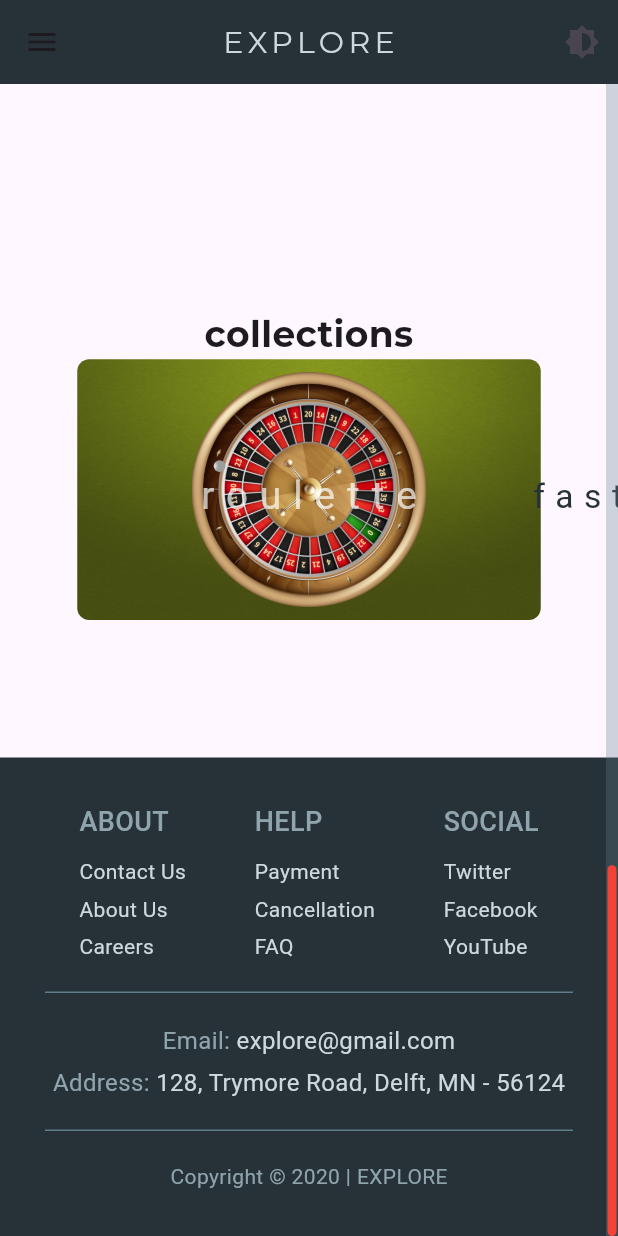
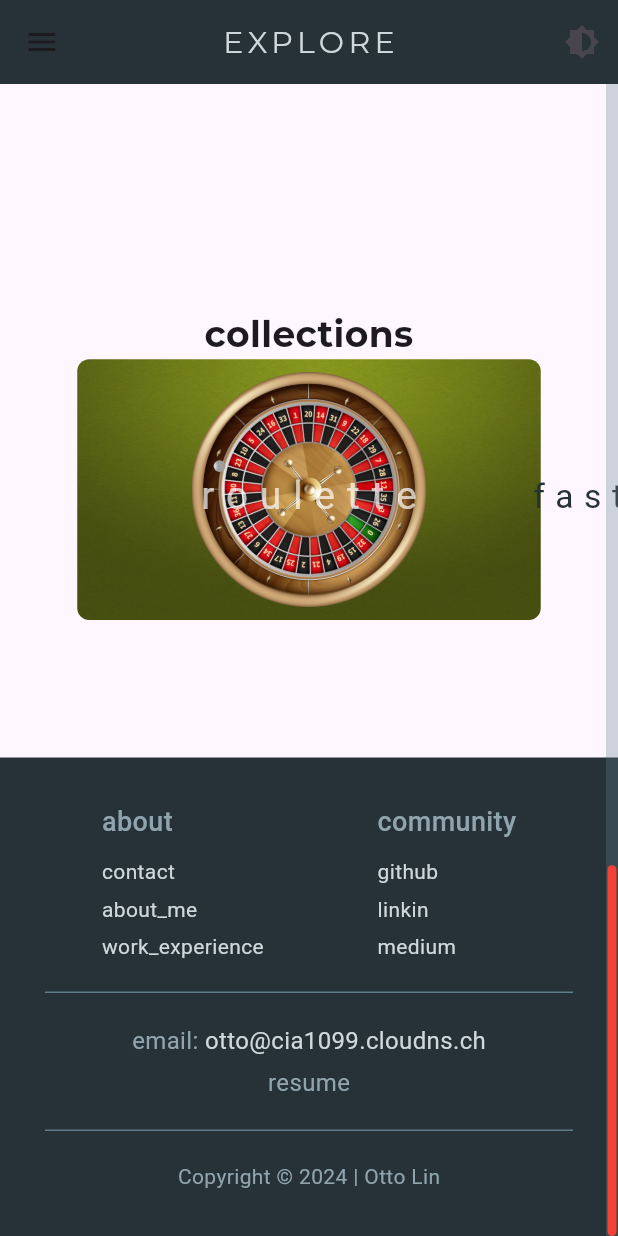
Before and after one commit to cia1099/cia1099.github.io, a Flutter app: the screen it shows after launch, scrolled down 833 dp, on a phone screen of 412 x 824 dp. Run offline on Flutter 3.47's test engine with Material 3 defaults, Android fonts, the phone set to English and light mode, and no system bars; drawn by our look-alikes of auto_size_text, carousel_slider; our stand-ins replace easy_dynamic_theme, easy_localization, google_fonts, url_strategy; missing offline and left inert: easy_localization_loader, slot_machine_roller; Roboto replaces fonts that are missing (Electrolize).

Commit message:
add my picture and located bottom bar texts

```diff
--- a/assets/langs/langs.yaml
+++ b/assets/langs/langs.yaml
@@ -13,6 +13,19 @@ en:
   fast_furious: Fast & Furious
   slot_machine: Slot Machine
   dice: Yahtzee
+  resume: Résumé
+  contact: Contact Me
+  work_experience: Work Experiences
+  about: About
+  community: Community
+  email: Email
+  login: Login
+  sign_up: Sign Up
+  linkin: Linkin
+  github: Github
+  medium: Medium
+
+
 
 zh:
   EXPLORE: 探索
@@ -29,3 +42,14 @@ zh:
   fast_furious: 速度与激情
   slot_machine: 吃角子老虎机
   dice: 一分快三
+  resume: 简历
+  contact: 联系我
+  work_experience: 工作经历
+  about: 关于
+  community: 社群
+  email: 电子邮箱
+  login: 登入
+  sign_up: 注册
+  linkin: 领英
+  github: Github
+  medium: Medium
--- a/fast_furious/lib/fast_furious.dart
+++ b/fast_furious/lib/fast_furious.dart
@@ -122,6 +122,12 @@ class _FastFuriousAnimationState extends State<FastFuriousAnimation>
     moveX[11] = Tween(
         begin: rect.right / 4 * (1 - widget.duration.inSeconds),
         end: rect.right / 4);
+  }
+
+  @override
+  void dispose() {
+    controller.dispose();
+    super.dispose();
   }
 }
 
--- a/lib/screens/home_page.dart
+++ b/lib/screens/home_page.dart
@@ -113,7 +113,11 @@ class _HomePageState extends State<HomePage> {
                           child: Column(
                             mainAxisAlignment: MainAxisAlignment.end,
                             children: [
-                              CircleAvatar(),
+                              CircleAvatar(
+                                backgroundImage:
+                                    AssetImage('assets/images/otto.jpeg'),
+                                radius: screenSize.width / 20,
+                              ),
                               Container(
                                 padding: EdgeInsets.symmetric(
                                     horizontal: screenSize.width / 15),
--- a/lib/widgets/bottom_bar.dart
+++ b/lib/widgets/bottom_bar.dart
@@ -21,22 +21,22 @@ class BottomBar extends StatelessWidget {
                   mainAxisAlignment: MainAxisAlignment.spaceAround,
                   children: [
                     BottomBarColumn(
-                      heading: 'ABOUT',
-                      s1: 'Contact Us',
-                      s2: 'About Us',
-                      s3: 'Careers',
+                      heading: 'about',
+                      s1: 'contact',
+                      s2: 'about_me',
+                      s3: 'work_experience',
                     ),
+                    // BottomBarColumn(
+                    //   heading: 'resume',
+                    //   s1: 'Payment',
+                    //   s2: 'Cancellation',
+                    //   s3: 'FAQ',
+                    // ),
                     BottomBarColumn(
-                      heading: 'HELP',
-                      s1: 'Payment',
-                      s2: 'Cancellation',
-                      s3: 'FAQ',
-                    ),
-                    BottomBarColumn(
-                      heading: 'SOCIAL',
-                      s1: 'Twitter',
-                      s2: 'Facebook',
-                      s3: 'YouTube',
+                      heading: 'community',
+                      s1: 'github',
+                      s2: 'linkin',
+                      s3: 'medium',
                     ),
                   ],
                 ),
@@ -47,13 +47,14 @@ class BottomBar extends StatelessWidget {
                 ),
                 SizedBox(height: 20),
                 InfoText(
-                  type: 'Email',
-                  text: 'explore@gmail.com',
+                  type: 'email',
+                  text: 'otto@cia1099.cloudns.ch',
                 ),
                 SizedBox(height: 5),
                 InfoText(
-                  type: 'Address',
-                  text: '128, Trymore Road, Delft, MN - 56124',
+                  type: 'resume',
+                  text: '', //'128, Trymore Road, Delft, MN - 56124',
+                  doubleDot: false,
                 ),
                 SizedBox(height: 20),
                 Container(
@@ -63,7 +64,7 @@ class BottomBar extends StatelessWidget {
                 ),
                 SizedBox(height: 20),
                 Text(
-                  'Copyright © 2020 | EXPLORE',
+                  'Copyright © 2024 | Otto Lin',
                   style: TextStyle(
                     color: Colors.blueGrey[300],
                     fontSize: 14,
@@ -78,22 +79,22 @@ class BottomBar extends StatelessWidget {
                   mainAxisAlignment: MainAxisAlignment.spaceAround,
                   children: [
                     BottomBarColumn(
-                      heading: 'ABOUT',
-                      s1: 'Contact Us',
-                      s2: 'About Us',
-                      s3: 'Careers',
+                      heading: 'about',
+                      s1: 'contact',
+                      s2: 'about_me',
+                      s3: 'work_experience',
                     ),
+                    // BottomBarColumn(
+                    //   heading: 'resume',
+                    //   // s1: 'Payment',
+                    //   // s2: 'Cancellation',
+                    //   // s3: 'FAQ',
+                    // ),
                     BottomBarColumn(
-                      heading: 'HELP',
-                      s1: 'Payment',
-                      s2: 'Cancellation',
-                      s3: 'FAQ',
-                    ),
-                    BottomBarColumn(
-                      heading: 'SOCIAL',
-                      s1: 'Twitter',
-                      s2: 'Facebook',
-                      s3: 'YouTube',
+                      heading: 'community',
+                      s1: 'github',
+                      s2: 'linkin',
+                      s3: 'medium',
                     ),
                     Container(
                       color: Colors.blueGrey,
@@ -104,13 +105,14 @@ class BottomBar extends StatelessWidget {
                       crossAxisAlignment: CrossAxisAlignment.start,
                       children: [
                         InfoText(
-                          type: 'Email',
-                          text: 'explore@gmail.com',
+                          type: 'email',
+                          text: 'otto@cia1099.cloudns.ch',
                         ),
                         SizedBox(height: 5),
                         InfoText(
-                          type: 'Address',
-                          text: '128, Trymore Road, Delft, MN - 56124',
+                          type: 'resume',
+                          text: '', //'128, Trymore Road, Delft, MN - 56124',
+                          doubleDot: false,
                         )
                       ],
                     ),
@@ -126,7 +128,7 @@ class BottomBar extends StatelessWidget {
                 ),
                 SizedBox(height: 20),
                 Text(
-                  'Copyright © 2020 | EXPLORE',
+                  'Copyright © 2024 | Otto Lin',
                   style: TextStyle(
                     color: Colors.blueGrey[300],
                     fontSize: 14,
--- a/lib/widgets/bottom_bar_column.dart
+++ b/lib/widgets/bottom_bar_column.dart
@@ -1,3 +1,4 @@
+import 'package:easy_localization/easy_localization.dart';
 import 'package:flutter/material.dart';
 
 class BottomBarColumn extends StatelessWidget {
@@ -8,9 +9,9 @@ class BottomBarColumn extends StatelessWidget {
 
   BottomBarColumn({
     required this.heading,
-    required this.s1,
-    required this.s2,
-    required this.s3,
+    this.s1 = "",
+    this.s2 = "",
+    this.s3 = "",
   });
 
   @override
@@ -27,7 +28,7 @@ class BottomBarColumn extends StatelessWidget {
               fontSize: 18,
               fontWeight: FontWeight.w500,
             ),
-          ),
+          ).tr(),
           SizedBox(
             height: 10,
           ),
@@ -37,7 +38,7 @@ class BottomBarColumn extends StatelessWidget {
               color: Colors.blueGrey[100],
               fontSize: 14,
             ),
-          ),
+          ).tr(),
           SizedBox(height: 5),
           Text(
             s2,
@@ -45,7 +46,7 @@ class BottomBarColumn extends StatelessWidget {
               color: Colors.blueGrey[100],
               fontSize: 14,
             ),
-          ),
+          ).tr(),
           SizedBox(height: 5),
           Text(
             s3,
@@ -53,7 +54,7 @@ class BottomBarColumn extends StatelessWidget {
               color: Colors.blueGrey[100],
               fontSize: 14,
             ),
-          ),
+          ).tr(),
         ],
       ),
     );
--- a/lib/widgets/info_text.dart
+++ b/lib/widgets/info_text.dart
@@ -1,10 +1,12 @@
+import 'package:easy_localization/easy_localization.dart';
 import 'package:flutter/material.dart';
 
 class InfoText extends StatelessWidget {
   final String type;
   final String text;
+  final bool doubleDot;
 
-  InfoText({required this.type, required this.text});
+  InfoText({required this.type, required this.text, this.doubleDot = true});
 
   @override
   Widget build(BuildContext context) {
@@ -13,8 +15,11 @@ class InfoText extends StatelessWidget {
       mainAxisAlignment: MainAxisAlignment.center,
       crossAxisAlignment: CrossAxisAlignment.start,
       children: [
-        Text(
-          '$type: ',
+        Text.rich(
+          TextSpan(children: [
+            TextSpan(text: '${type.tr()}'),
+            if (doubleDot) TextSpan(text: ': '),
+          ]),
           style: TextStyle(
             color: Colors.blueGrey[300],
             fontSize: 16,
--- a/lib/widgets/top_bar_contents.dart
+++ b/lib/widgets/top_bar_contents.dart
@@ -104,13 +104,13 @@ class _TopBarContentsState extends State<TopBarContents> {
                         mainAxisSize: MainAxisSize.min,
                         children: [
                           Text(
-                            'Contact Us',
+                            'contact',
                             style: TextStyle(
                               color: _isHovering[1]
                                   ? Colors.blue[200]
                                   : Colors.white,
                             ),
-                          ),
+                          ).tr(),
                           SizedBox(height: 5),
                           Visibility(
                             maintainAnimation: true,
@@ -184,11 +184,11 @@ class _TopBarContentsState extends State<TopBarContents> {
                 },
                 onTap: () {},
                 child: Text(
-                  'Sign Up',
+                  'sign_up',
                   style: TextStyle(
                     color: _isHovering[2] ? Colors.white : Colors.white70,
                   ),
-                ),
+                ).tr(),
               ),
               SizedBox(
                 width: screenSize.width / 50,
@@ -201,11 +201,11 @@ class _TopBarContentsState extends State<TopBarContents> {
                 },
                 onTap: () {},
                 child: Text(
-                  'Login',
+                  'login',
                   style: TextStyle(
                     color: _isHovering[3] ? Colors.white : Colors.white70,
                   ),
-                ),
+                ).tr(),
               ),
             ],
           ),
```
Also changed, not shown: assets/images/otto.jpeg (added).
